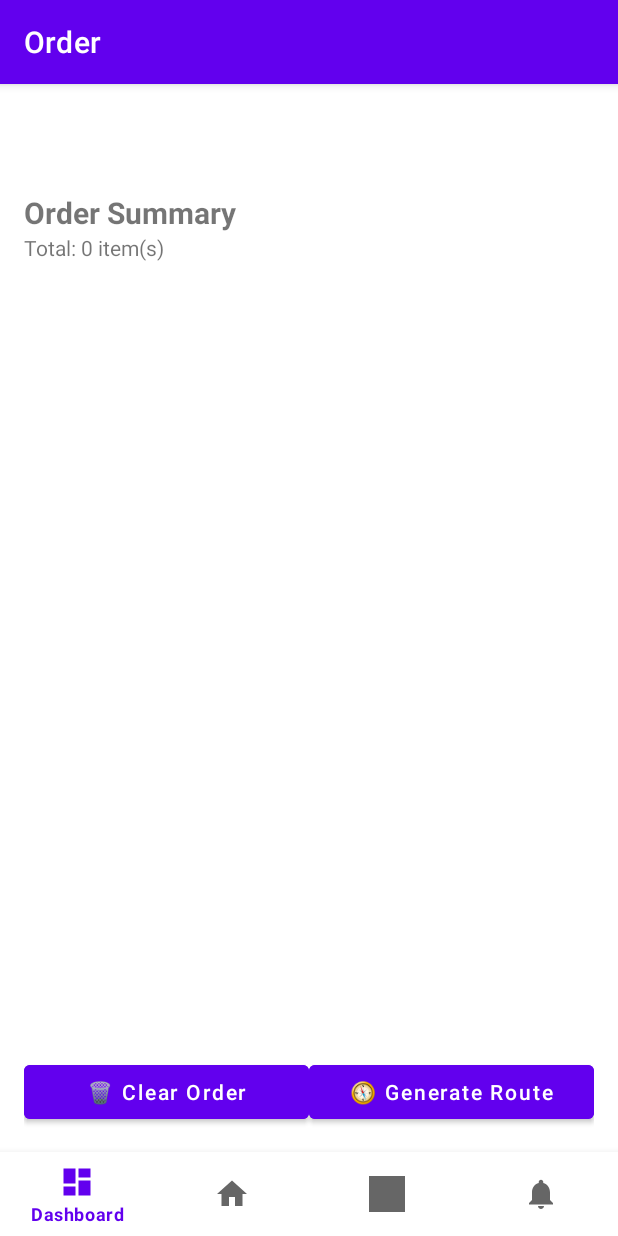
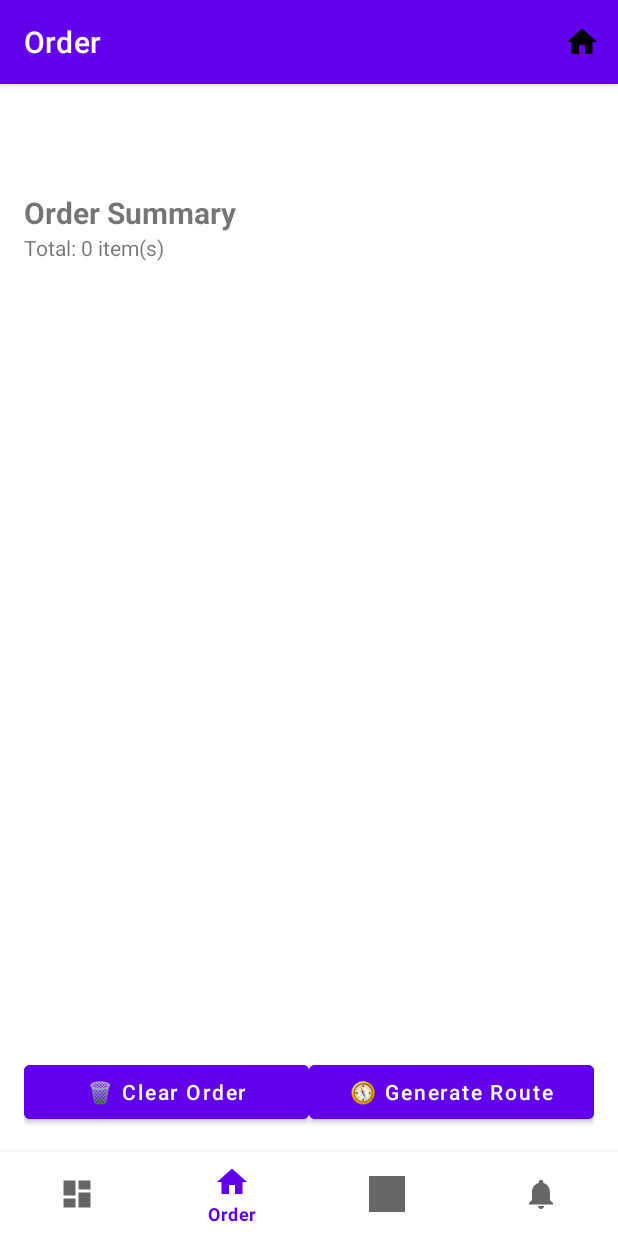
Before and after one commit to laytonpan/Warehouse_Navigation, an Android app: the OrderFragment screen opened through its navigation route, after a tap on "🗑️ Clear Order", on a phone screen of 412 x 824 dp. Run offline under Robolectric (Android 15) with nearby library versions, the phone set to English and light mode, and no system bars; our stand-ins replace Room's generated code, navigation-ui; 1 other tap on this screen came first.

Commit message:
Add three order history related class, and implement order history page

```diff
--- a/app/src/main/java/com/example/navi_warehouse/ui/order/OrderFragment.kt
+++ b/app/src/main/java/com/example/navi_warehouse/ui/order/OrderFragment.kt
@@ -3,6 +3,9 @@
 import android.os.Bundle
 import android.util.Log
 import android.view.LayoutInflater
+import android.view.Menu
+import android.view.MenuInflater
+import android.view.MenuItem
 import android.view.View
 import android.view.ViewGroup
 import android.widget.Toast
@@ -109,4 +112,27 @@
         super.onDestroyView()
         _binding = null
     }
+
+
+    // Order History
+    override fun onCreate(savedInstanceState: Bundle?) {
+        super.onCreate(savedInstanceState)
+        setHasOptionsMenu(true)
+    }
+
+    override fun onCreateOptionsMenu(menu: Menu, inflater: MenuInflater) {
+        inflater.inflate(R.menu.menu_order_history, menu)
+    }
+
+    // Jump to order history page
+    override fun onOptionsItemSelected(item: MenuItem): Boolean {
+        return when (item.itemId) {
+            R.id.action_order_history -> {
+                findNavController().navigate(R.id.navigation_order_history)
+                true
+            }
+            else -> super.onOptionsItemSelected(item)
+        }
+    }
+
 }
--- /dev/null
+++ b/app/src/main/res/menu/menu_order_history.xml
@@ -0,0 +1,10 @@
+<?xml version="1.0" encoding="utf-8"?>
+<menu xmlns:android="http://schemas.android.com/apk/res/android"
+    xmlns:app="http://schemas.android.com/apk/res-auto">
+
+    <item
+        android:id="@+id/action_order_history"
+        android:title="Order History"
+        android:icon="@drawable/ic_home_black_24dp"
+        app:showAsAction="always" />
+</menu>
--- a/app/src/main/res/navigation/mobile_navigation.xml
+++ b/app/src/main/res/navigation/mobile_navigation.xml
@@ -30,4 +30,11 @@
         android:label="@string/title_notifications"
         tools:layout="@layout/fragment_notifications" />
 
+    <fragment
+        android:id="@+id/navigation_order_history"
+        android:name="com.example.navi_warehouse.ui.orderhistory.OrderHistoryFragment"
+        android:label="Order History"
+        tools:layout="@layout/fragment_order_history" />
+
+
 </navigation>
```
Also changed, not shown: app/src/main/java/com/example/navi_warehouse/Order/CompletedOrder.java (added, +27 -0 lines), app/src/main/java/com/example/navi_warehouse/Order/ItemStatus.java (added, +21 -0 lines), app/src/main/java/com/example/navi_warehouse/Order/PickStatus.java (added, +7 -0 lines), app/src/main/java/com/example/navi_warehouse/ui/map/MapFragment.kt (+77 -21 lines), app/src/main/java/com/example/navi_warehouse/ui/orderhistory/OrderHistoryFragment.kt (added, +18 -0 lines), app/src/main/res/layout/fragment_order_history.xml (added, +33 -0 lines).
